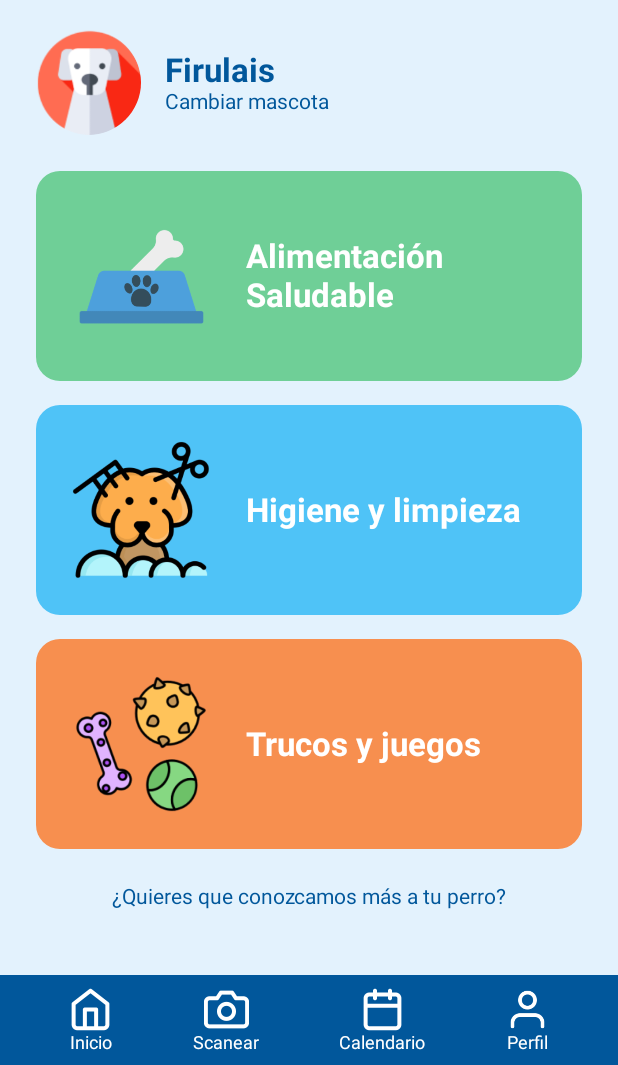
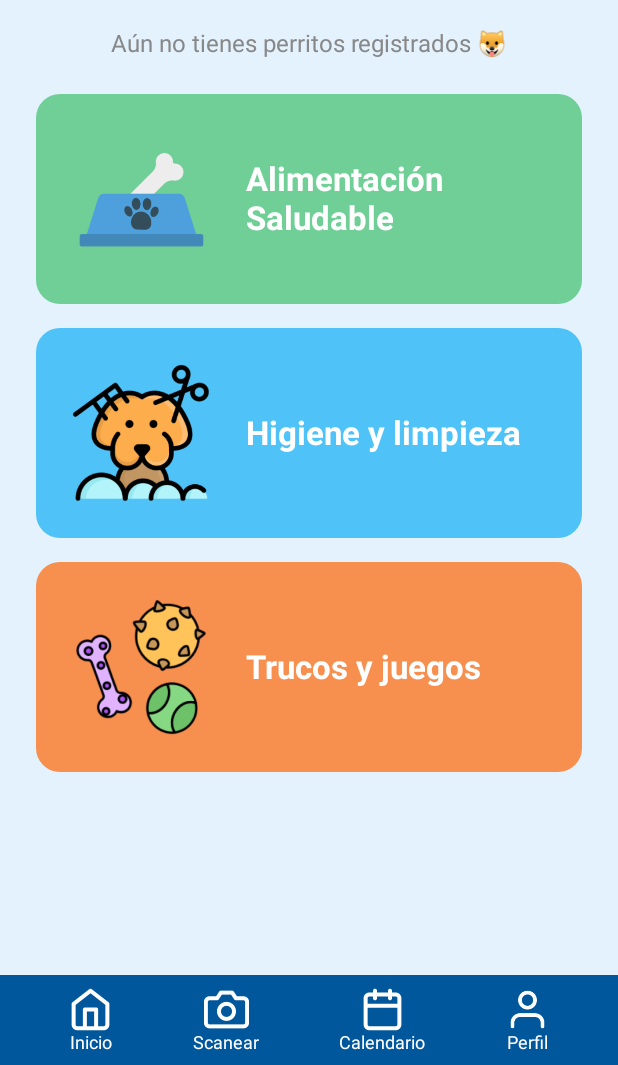
Before and after one commit to xZloy/DogBuddy, an Android app built with Jetpack Compose: the CleanScreen screen opened through its navigation route, after a tap on "Inicio", on a phone screen of 412 x 824 dp, the part 171-1236 px from its top. Run offline under Robolectric (Android 15) with nearby library versions, the phone set to English and light mode, and no system bars; our stand-ins replace Firebase (no records; nobody signed in at launch, a user with empty details on screens opened directly).

Commit message:
profile validation in home
lol

```diff
--- a/app/src/main/java/ceti/dogbuddy/ui/screens/Home.kt
+++ b/app/src/main/java/ceti/dogbuddy/ui/screens/Home.kt
@@ -1,5 +1,6 @@
 package ceti.dogbuddy.ui.screens
 
+import android.util.Base64
 import android.widget.Toast
 import androidx.compose.foundation.Image
 import androidx.compose.foundation.background
@@ -7,12 +8,13 @@ import androidx.compose.foundation.clickable
 import androidx.compose.foundation.layout.*
 import androidx.compose.foundation.shape.RoundedCornerShape
 import androidx.compose.material3.Text
-import androidx.compose.material3.Button
-import androidx.compose.runtime.Composable
+import androidx.compose.runtime.*
 import androidx.compose.ui.Alignment
 import androidx.compose.ui.Modifier
 import androidx.compose.ui.draw.clip
 import androidx.compose.ui.graphics.Color
+import androidx.compose.ui.graphics.ImageBitmap
+import androidx.compose.ui.graphics.asImageBitmap
 import androidx.compose.ui.platform.LocalContext
 import androidx.compose.ui.res.painterResource
 import androidx.compose.ui.text.font.FontWeight
@@ -22,14 +24,18 @@ import androidx.compose.ui.unit.sp
 import androidx.navigation.NavController
 import androidx.navigation.compose.rememberNavController
 import com.google.firebase.auth.FirebaseAuth
+import com.google.firebase.firestore.FirebaseFirestore
+import kotlinx.coroutines.Dispatchers
+import kotlinx.coroutines.withContext
 import ceti.dogbuddy.R
+import android.graphics.BitmapFactory
+import androidx.compose.runtime.LaunchedEffect
 
 @Composable
 fun HomeDogBuddy(navController: NavController) {
     val user = FirebaseAuth.getInstance().currentUser
     val context = LocalContext.current
 
-    // Verificación de si el usuario está autenticado
     if (user == null) {
         Toast.makeText(context, "Sesión expirada, por favor inicia sesión", Toast.LENGTH_SHORT).show()
         navController.navigate("login") {
@@ -38,22 +44,56 @@ fun HomeDogBuddy(navController: NavController) {
         return
     }
 
-    // Pantalla principal
+    val firestore = FirebaseFirestore.getInstance()
+    var dogs by remember { mutableStateOf<List<Map<String, String>>>(emptyList()) }
+    var selectedDogIndex by remember { mutableStateOf(0) }
+    var loading by remember { mutableStateOf(true) }
+
+    LaunchedEffect(user.uid) {
+        withContext(Dispatchers.IO) {
+            firestore.collection("pet")
+                .whereEqualTo("userId", user.uid)
+                .get()
+                .addOnSuccessListener { result ->
+                    val loadedDogs = result.documents.mapNotNull { doc ->
+                        val name = doc.getString("name")
+                        val photoBase = doc.getString("photoBase")
+                        if (name != null && photoBase != null) mapOf("name" to name, "photoBase" to photoBase) else null
+                    }
+                    dogs = loadedDogs
+                    loading = false
+                }
+                .addOnFailureListener {
+                    Toast.makeText(context, "Error al cargar mascotas", Toast.LENGTH_SHORT).show()
+                    loading = false
+                }
+        }
+    }
+
+    val dogName = dogs.getOrNull(selectedDogIndex)?.get("name")
+    val dogImageBitmap = dogs.getOrNull(selectedDogIndex)?.get("photoBase")?.let { base64 ->
+        try {
+            val imageBytes = Base64.decode(base64, Base64.DEFAULT)
+            val bitmap = BitmapFactory.decodeByteArray(imageBytes, 0, imageBytes.size)
+            bitmap.asImageBitmap()
+        } catch (e: Exception) {
+            null
+        }
+    }
+
     Box(
         modifier = Modifier
             .fillMaxSize()
-            .background(Color(0xFFE3F2FD)) // Color de fondo suave
+            .background(Color(0xFFE3F2FD))
     ) {
         Column(
-            modifier = Modifier
-                .fillMaxSize()
+            modifier = Modifier.fillMaxSize()
         ) {
-            // Encabezado
             Box(
                 modifier = Modifier
                     .fillMaxWidth()
                     .background(Color(0xFF01579B))
-                    .height(70.dp), // defines una altura fija sin padding
+                    .height(70.dp),
                 contentAlignment = Alignment.Center
             ) {
                 Text(
@@ -66,39 +106,61 @@ fun HomeDogBuddy(navController: NavController) {
 
             Spacer(modifier = Modifier.height(16.dp))
 
-            // Título
             Text(
                 text = "¡Bienvenido a DogBuddy!",
                 color = Color(0xFF01579B),
-                fontSize = 24.sp, // Aumentamos el tamaño de la fuente
+                fontSize = 24.sp,
                 fontWeight = FontWeight.Bold,
                 modifier = Modifier.align(Alignment.CenterHorizontally)
             )
 
             Spacer(modifier = Modifier.height(20.dp))
 
-            // Información de la mascota
+            if (loading) {
+                Text("Cargando perfil de tu mascota...", modifier = Modifier.align(Alignment.CenterHorizontally))
+            } else {
+                if (dogName != null) {
                     Row(
                         verticalAlignment = Alignment.CenterVertically,
                         modifier = Modifier.padding(horizontal = 24.dp)
                     ) {
+                        dogImageBitmap?.let {
                             Image(
+                                bitmap = it,
+                                contentDescription = "Foto del perro",
+                                modifier = Modifier
+                                    .size(70.dp)
+                                    .clip(RoundedCornerShape(50))
+                            )
+                        } ?: Image(
                             painter = painterResource(id = R.drawable.image8),
                             contentDescription = "Mascota",
                             modifier = Modifier
-                        .size(70.dp) // Aumentamos el tamaño de la imagen
-                        .clip(RoundedCornerShape(50)) // Esquinas redondeadas
+                                .size(70.dp)
+                                .clip(RoundedCornerShape(50))
                         )
                         Spacer(modifier = Modifier.width(16.dp))
-                Column {
-                    Text("Firulais", fontSize = 22.sp, color = Color(0xFF01579B), fontWeight = FontWeight.Bold)
+                        Column(
+                            modifier = Modifier.clickable {
+                                selectedDogIndex = (selectedDogIndex + 1) % dogs.size
+                            }
+                        ) {
+                            Text(dogName, fontSize = 22.sp, color = Color(0xFF01579B), fontWeight = FontWeight.Bold)
                             Text("Cambiar mascota", fontSize = 14.sp, color = Color(0xFF01579B))
+                        }
+                    }
+                } else {
+                    Text(
+                        text = "Aún no tienes perritos registrados 🐶",
+                        fontSize = 16.sp,
+                        color = Color.Gray,
+                        modifier = Modifier.align(Alignment.CenterHorizontally)
+                    )
                 }
             }
 
             Spacer(modifier = Modifier.height(24.dp))
 
-            // Secciones
             SectionButton("Alimentación Saludable", Color(0xFF6FCF97), R.drawable.image5) {
                 navController.navigate("alimentacion")
             }
@@ -117,15 +179,14 @@ fun HomeDogBuddy(navController: NavController) {
 
             Spacer(modifier = Modifier.height(24.dp))
 
-            Text(
+            /*Text(
                 text = "¿Quieres que conozcamos más a tu perro?",
                 color = Color(0xFF01579B),
                 fontSize = 14.sp,
                 modifier = Modifier.align(Alignment.CenterHorizontally)
-            )
+            )*/
         }
 
-        // Barra de navegación inferior
         Box(
             modifier = Modifier
                 .fillMaxWidth()
@@ -138,35 +199,14 @@ fun HomeDogBuddy(navController: NavController) {
                 horizontalArrangement = Arrangement.SpaceEvenly,
                 verticalAlignment = Alignment.CenterVertically
             ) {
-                BottomNavItem(
-                    icon = R.drawable.home,
-                    label = "Inicio",
-                    route = "home",
-                    navController = navController
-                )
-                BottomNavItem(
-                    icon = R.drawable.camera,
-                    label = "Scanear",
-                    route = "scaner",
-                    navController = navController
-                )
-                BottomNavItem(
-                    icon = R.drawable.calendar,
-                    label = "Calendario",
-                    route = "calendar",
-                    navController = navController
-                )
-                BottomNavItem(
-                    icon = R.drawable.user,
-                    label = "Perfil",
-                    route = "profile",
-                    navController = navController
-                )
+                BottomNavItem(R.drawable.home, "Inicio", "home", navController)
+                BottomNavItem(R.drawable.camera, "Scanear", "scaner", navController)
+                BottomNavItem(R.drawable.calendar, "Calendario", "calendar", navController)
+                BottomNavItem(R.drawable.user, "Perfil", "profile", navController)
             }
         }
     }
 }
-
 @Composable
 fun SectionButton(
     text: String,
@@ -181,25 +221,24 @@ fun SectionButton(
             .clip(RoundedCornerShape(16.dp))
             .background(color)
             .clickable { onClick() }
-            .padding(20.dp) // un poco más de espacio para íconos más grandes
+            .padding(20.dp)
     ) {
         Row(verticalAlignment = Alignment.CenterVertically) {
             Image(
                 painter = painterResource(id = image),
                 contentDescription = null,
-                modifier = Modifier.size(100.dp) // tamaño más grande del ícono
+                modifier = Modifier.size(100.dp)
             )
             Spacer(modifier = Modifier.width(20.dp))
             Text(
                 text = text,
-                fontSize = 22.sp, // tamaño de letra más grande
+                fontSize = 22.sp,
                 color = Color.White,
                 fontWeight = FontWeight.Bold
             )
         }
     }
 }
-
 
 @Composable
 fun BottomNavItem(
@@ -230,9 +269,3 @@ fun BottomNavItem(
         Text(text = label, color = Color.White, fontSize = 12.sp)
     }
 }
-
-@Preview(showBackground = true)
-@Composable
-fun HomeDogBuddyPreview() {
-    HomeDogBuddy(navController = rememberNavController())
-}
```
Also changed, not shown: app/src/main/java/ceti/dogbuddy/ui/screens/Calendar.kt (+1 -38 lines). Lines whose indentation alone changed are shown as unchanged.
